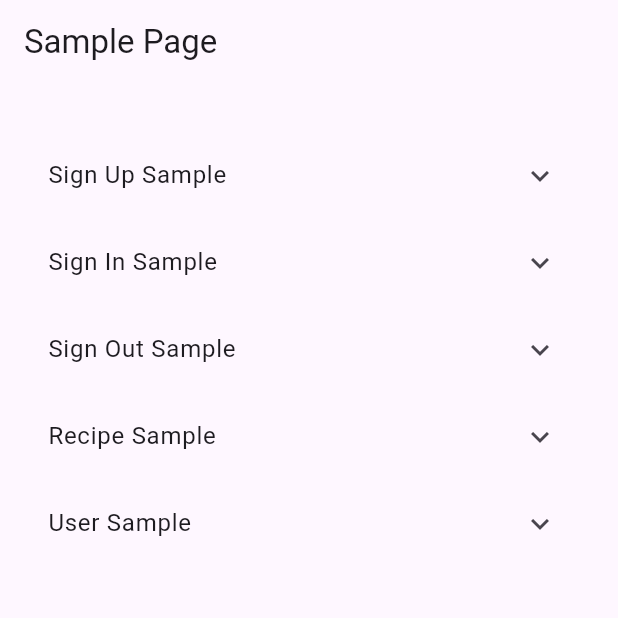
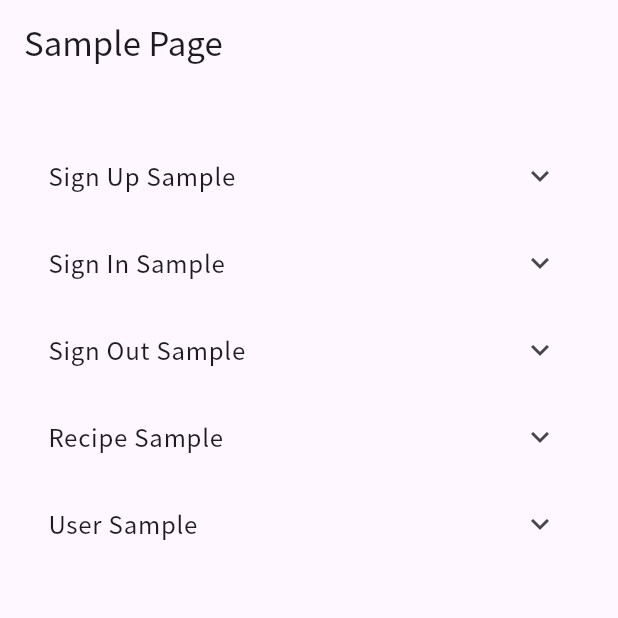
Before and after one commit to shinonome-inc/yumemi-pg-hackathon-team4, a Flutter app: the screen it shows after launch, on a phone screen of 412 x 824 dp, the top half of it. Run offline on Flutter 3.47's test engine with Material 3 defaults, Android fonts, the phone set to English and light mode, and no system bars; our stand-ins replace cloud_firestore, firebase_auth, firebase_core, flutter_dotenv, flutter_riverpod, freezed_annotation and 4 more; accounts and stored records are empty; generated files the repository leaves out were written again.

Commit message:
appThemeのfontFamilyをFontFamilies.notoSansJPに変更

```diff
--- a/client/lib/app_theme.dart
+++ b/client/lib/app_theme.dart
@@ -1,8 +1,10 @@
+import 'package:client/constants/font_families.dart';
 import 'package:flutter/material.dart';
 
 /// アプリ内共通のThemeを定義。
 ThemeData appTheme() {
   return ThemeData(
     colorScheme: ColorScheme.fromSeed(seedColor: Colors.deepPurple),
+    fontFamily: FontFamilies.notoSansJP,
   );
 }
```
